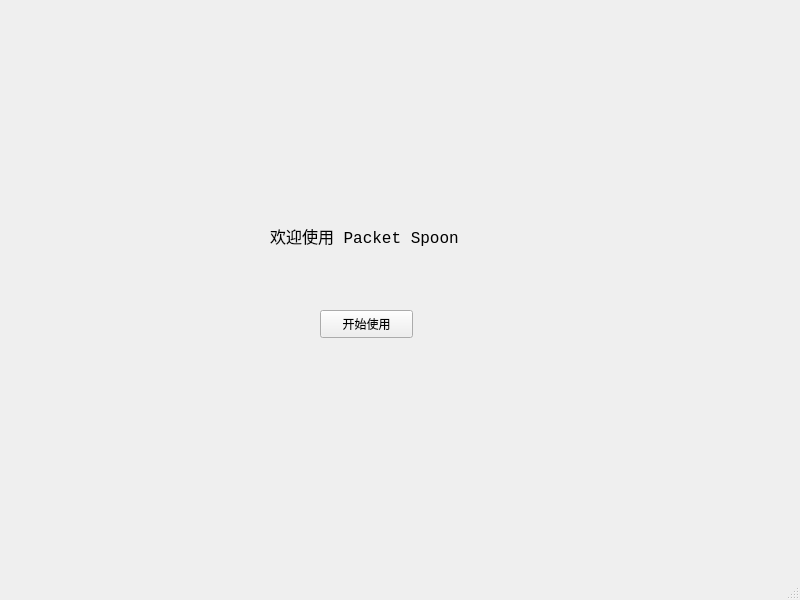
The window that src/gui/mainwindow.ui (HorizonChaser/packet-spoon) describes before a commit, drawn with Qt 5.
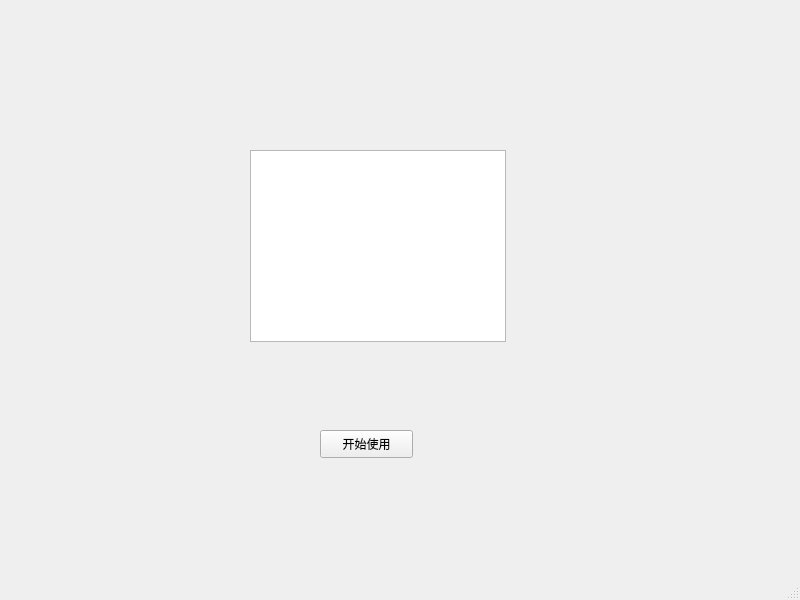
The same window after the commit.

What changed in the file:
```diff
--- a/src/gui/mainwindow.ui
+++ b/src/gui/mainwindow.ui
@@ -18,36 +18,17 @@
     <property name="geometry">
      <rect>
       <x>-10</x>
-      <y>20</y>
-      <width>801</width>
-      <height>581</height>
+      <y>0</y>
+      <width>811</width>
+      <height>601</height>
      </rect>
     </property>
-    <widget class="QWidget" name="page">
-     <widget class="QLabel" name="label">
-      <property name="geometry">
-       <rect>
-        <x>280</x>
-        <y>170</y>
-        <width>251</width>
-        <height>91</height>
-       </rect>
-      </property>
-      <property name="font">
-       <font>
-        <family>Consolas</family>
-        <pointsize>12</pointsize>
-       </font>
-      </property>
-      <property name="text">
-       <string>欢迎使用 Packet Spoon</string>
-      </property>
-     </widget>
+    <widget class="QWidget" name="if_select_page">
      <widget class="QPushButton" name="pushButton">
       <property name="geometry">
        <rect>
         <x>330</x>
-        <y>290</y>
+        <y>430</y>
         <width>93</width>
         <height>28</height>
        </rect>
@@ -56,6 +37,16 @@
        <string>开始使用</string>
       </property>
      </widget>
+     <widget class="QTreeView" name="if_table">
+      <property name="geometry">
+       <rect>
+        <x>260</x>
+        <y>150</y>
+        <width>256</width>
+        <height>192</height>
+       </rect>
+      </property>
+     </widget>
     </widget>
     <widget class="QWidget" name="page_2">
      <widget class="QLabel" name="label_2">
```
Left out of the diff: 2 changed lines with no effect on the pictures.
